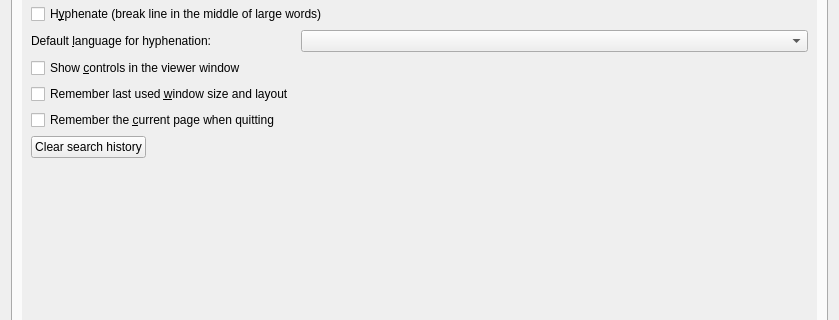
Qt form src/calibre/gui2/viewer/config.ui (kovidgoyal/calibre) before a commit; both pictures show x 0 to 839 and y 219 to 539 of the 839 by 630 pixel window.
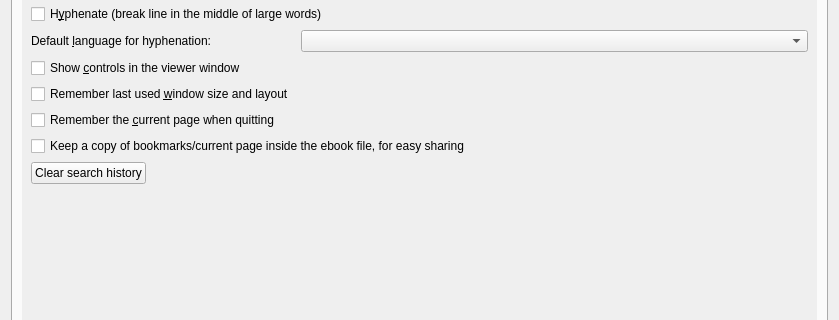
The same form after that commit. The open tabs and pages were chosen to show the change. Icons and pictures are not drawn.

Commit message: E-book viewer: Add an aoption to not save the bookmarks inside EPUB files. Fixes #379 (Add a store_epub_bookmarks_in_the_file option for ebook-viewer)

The edit to the form file:
```diff
--- a/src/calibre/gui2/viewer/config.ui
+++ b/src/calibre/gui2/viewer/config.ui
@@ -629,8 +629,8 @@
            <rect>
             <x>0</x>
             <y>0</y>
-            <width>368</width>
-            <height>167</height>
+            <width>799</width>
+            <height>378</height>
            </rect>
           </property>
           <attribute name="label">
@@ -661,7 +661,7 @@
              </property>
             </widget>
            </item>
-           <item row="5" column="0">
+           <item row="6" column="0">
             <widget class="QPushButton" name="clear_search_history_button">
              <property name="text">
               <string>Clear search history</string>
@@ -689,6 +689,16 @@
              </property>
             </widget>
            </item>
+           <item row="5" column="0" colspan="2">
+            <widget class="QCheckBox" name="opt_copy_bookmarks_to_file">
+             <property name="toolTip">
+              <string>Keep a copy of all bookmarks/current page information inside the ebook file, so that you can share them by simply sending the ebook file itself. Currently only works with ebooks in the EPUB format.</string>
+             </property>
+             <property name="text">
+              <string>Keep a copy of bookmarks/current page inside the ebook file, for easy sharing</string>
+             </property>
+            </widget>
+           </item>
           </layout>
          </widget>
         </widget>
```
Left out of the diff: 6 changed lines with no effect on the pictures. The commit also changes 5 other files.
